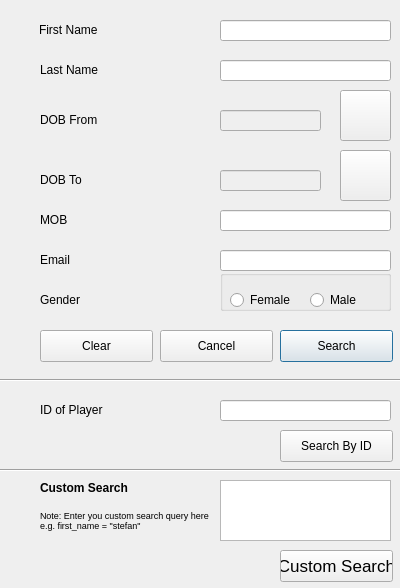
stefanmarjanovic/Comp, file refine.ui: the form before one commit.
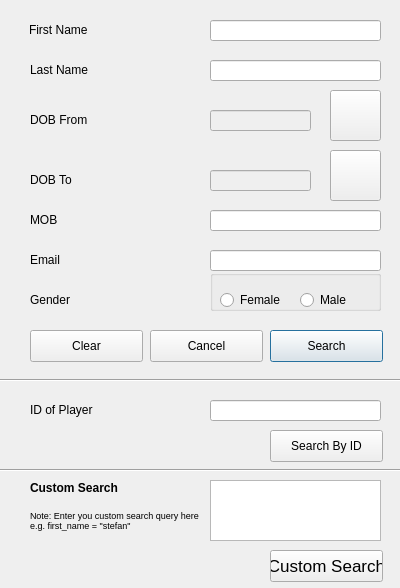
The form after the commit. Icons and pictures are not drawn.

```diff
--- a/refine.ui
+++ b/refine.ui
@@ -19,7 +19,7 @@
   <widget class="QLabel" name="label_3">
    <property name="geometry">
     <rect>
-     <x>40</x>
+     <x>30</x>
      <y>110</y>
      <width>121</width>
      <height>20</height>
@@ -32,7 +32,7 @@
   <widget class="QLineEdit" name="lName">
    <property name="geometry">
     <rect>
-     <x>220</x>
+     <x>210</x>
      <y>60</y>
      <width>171</width>
      <height>21</height>
@@ -42,7 +42,7 @@
   <widget class="QLineEdit" name="email">
    <property name="geometry">
     <rect>
-     <x>220</x>
+     <x>210</x>
      <y>250</y>
      <width>171</width>
      <height>21</height>
@@ -52,7 +52,7 @@
   <widget class="QLabel" name="label_2">
    <property name="geometry">
     <rect>
-     <x>40</x>
+     <x>30</x>
      <y>60</y>
      <width>121</width>
      <height>20</height>
@@ -65,7 +65,7 @@
   <widget class="QLabel" name="label_6">
    <property name="geometry">
     <rect>
-     <x>40</x>
+     <x>30</x>
      <y>290</y>
      <width>121</width>
      <height>20</height>
@@ -78,7 +78,7 @@
   <widget class="QPushButton" name="search">
    <property name="geometry">
     <rect>
-     <x>280</x>
+     <x>270</x>
      <y>330</y>
      <width>113</width>
      <height>32</height>
@@ -103,7 +103,7 @@
   <widget class="QPushButton" name="cancel">
    <property name="geometry">
     <rect>
-     <x>160</x>
+     <x>150</x>
      <y>330</y>
      <width>113</width>
      <height>32</height>
@@ -116,7 +116,7 @@
   <widget class="QLineEdit" name="fName">
    <property name="geometry">
     <rect>
-     <x>220</x>
+     <x>210</x>
      <y>20</y>
      <width>171</width>
      <height>21</height>
@@ -126,7 +126,7 @@
   <widget class="QLabel" name="label">
    <property name="geometry">
     <rect>
-     <x>39</x>
+     <x>29</x>
      <y>20</y>
      <width>121</width>
      <height>20</height>
@@ -139,7 +139,7 @@
   <widget class="QGroupBox" name="gender">
    <property name="geometry">
     <rect>
-     <x>220</x>
+     <x>210</x>
      <y>270</y>
      <width>171</width>
      <height>41</height>
@@ -181,7 +181,7 @@
   <widget class="QLineEdit" name="mob">
    <property name="geometry">
     <rect>
-     <x>220</x>
+     <x>210</x>
      <y>210</y>
      <width>171</width>
      <height>21</height>
@@ -191,7 +191,7 @@
   <widget class="QLabel" name="label_5">
    <property name="geometry">
     <rect>
-     <x>40</x>
+     <x>30</x>
      <y>250</y>
      <width>121</width>
      <height>20</height>
@@ -204,7 +204,7 @@
   <widget class="QLabel" name="label_4">
    <property name="geometry">
     <rect>
-     <x>40</x>
+     <x>30</x>
      <y>210</y>
      <width>121</width>
      <height>20</height>
@@ -217,7 +217,7 @@
   <widget class="QPushButton" name="searchByID">
    <property name="geometry">
     <rect>
-     <x>280</x>
+     <x>270</x>
      <y>430</y>
      <width>113</width>
      <height>32</height>
@@ -242,7 +242,7 @@
   <widget class="QPushButton" name="clear">
    <property name="geometry">
     <rect>
-     <x>40</x>
+     <x>30</x>
      <y>330</y>
      <width>113</width>
      <height>32</height>
@@ -261,7 +261,7 @@
    </property>
    <property name="geometry">
     <rect>
-     <x>220</x>
+     <x>210</x>
      <y>110</y>
      <width>101</width>
      <height>21</height>
@@ -274,7 +274,7 @@
   <widget class="QPushButton" name="cal">
    <property name="geometry">
     <rect>
-     <x>340</x>
+     <x>330</x>
      <y>90</y>
      <width>51</width>
      <height>51</height>
@@ -290,7 +290,7 @@
   <widget class="QLabel" name="label_8">
    <property name="geometry">
     <rect>
-     <x>40</x>
+     <x>30</x>
      <y>170</y>
      <width>121</width>
      <height>20</height>
@@ -303,7 +303,7 @@
   <widget class="QPushButton" name="cal_2">
    <property name="geometry">
     <rect>
-     <x>340</x>
+     <x>330</x>
      <y>150</y>
      <width>51</width>
      <height>51</height>
@@ -322,7 +322,7 @@
    </property>
    <property name="geometry">
     <rect>
-     <x>220</x>
+     <x>210</x>
      <y>170</y>
      <width>101</width>
      <height>21</height>
@@ -348,7 +348,7 @@
   <widget class="Line" name="line_3">
    <property name="geometry">
     <rect>
-     <x>0</x>
+     <x>-10</x>
      <y>460</y>
      <width>421</width>
      <height>20</height>
@@ -361,7 +361,7 @@
   <widget class="QPlainTextEdit" name="whereStatement">
    <property name="geometry">
     <rect>
-     <x>220</x>
+     <x>210</x>
      <y>480</y>
      <width>171</width>
      <height>61</height>
@@ -371,7 +371,7 @@
   <widget class="QLabel" name="label_10">
    <property name="geometry">
     <rect>
-     <x>40</x>
+     <x>30</x>
      <y>500</y>
      <width>181</width>
      <height>41</height>
@@ -393,7 +393,7 @@
   <widget class="QPushButton" name="custom">
    <property name="geometry">
     <rect>
-     <x>280</x>
+     <x>270</x>
      <y>550</y>
      <width>113</width>
      <height>32</height>
@@ -423,7 +423,7 @@
   <widget class="QLineEdit" name="id">
    <property name="geometry">
     <rect>
-     <x>220</x>
+     <x>210</x>
      <y>400</y>
      <width>171</width>
      <height>21</height>
@@ -433,7 +433,7 @@
   <widget class="QLabel" name="label_7">
    <property name="geometry">
     <rect>
-     <x>40</x>
+     <x>30</x>
      <y>400</y>
      <width>121</width>
      <height>20</height>
@@ -452,7 +452,7 @@
   <widget class="QLabel" name="label_9">
    <property name="geometry">
     <rect>
-     <x>40</x>
+     <x>30</x>
      <y>480</y>
      <width>101</width>
      <height>16</height>
```
Left out of the diff: 2 changed lines with no effect on the pictures.
